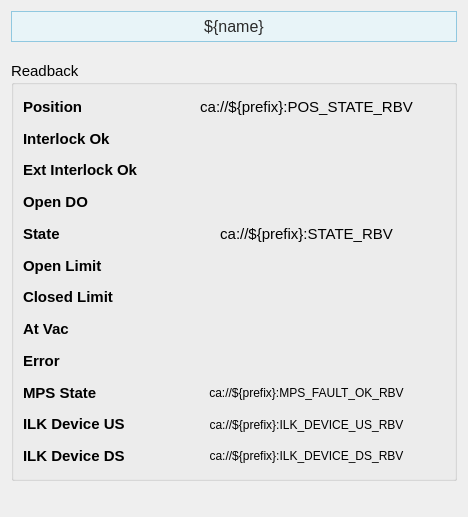
The window that pcdswidgets/static_ui/vacuum/valves/VGC_2S_detailed.ui (pcdshub/pcdswidgets) describes before a commit, drawn with Qt 5.
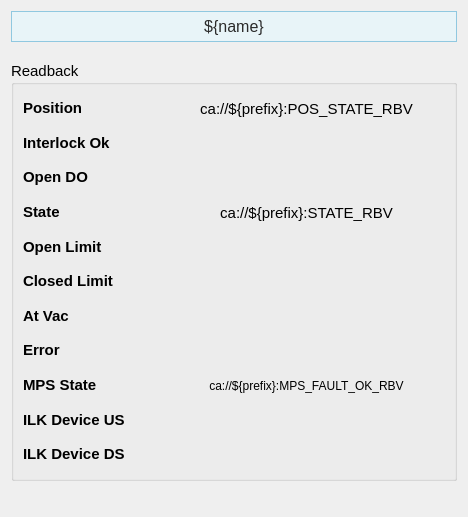
The same window after the commit. Custom widgets are drawn as their Qt base class.

```diff
--- a/pcdswidgets/static_ui/vacuum/valves/VGC_2S_detailed.ui
+++ b/pcdswidgets/static_ui/vacuum/valves/VGC_2S_detailed.ui
@@ -126,21 +126,6 @@
             </property>
            </widget>
           </item>
-          <item>
-           <widget class="QLabel" name="interlock_ok_label_8">
-            <property name="font">
-             <font>
-              <pointsize>11</pointsize>
-             </font>
-            </property>
-            <property name="styleSheet">
-             <string/>
-            </property>
-            <property name="text">
-             <string>&lt;html&gt;&lt;head/&gt;&lt;body&gt;&lt;p&gt;&lt;span style=&quot; font-weight:600;&quot;&gt;Ext Interlock Ok&lt;/span&gt;&lt;/p&gt;&lt;/body&gt;&lt;/html&gt;</string>
-            </property>
-           </widget>
-          </item>
           <item>
            <widget class="QLabel" name="interlock_ok_label_14">
             <property name="font">
@@ -339,22 +324,6 @@
             </property>
            </widget>
           </item>
-          <item>
-           <widget class="PyDMByteIndicator" name="PyDMByteIndicator">
-            <property name="toolTip">
-             <string/>
-            </property>
-            <property name="channel">
-             <string>ca://${prefix}:ILK_OK_RBV</string>
-            </property>
-            <property name="showLabels">
-             <bool>false</bool>
-            </property>
-            <property name="circles">
-             <bool>true</bool>
-            </property>
-           </widget>
-          </item>
           <item>
            <widget class="PyDMByteIndicator" name="PyDMByteIndicator_7">
             <property name="toolTip">
@@ -510,7 +479,7 @@
              <string/>
             </property>
             <property name="text">
-             <string>ca://${prefix}:ILK_DEVICE_US_RBV</string>
+             <string/>
             </property>
             <property name="alignment">
              <set>Qt::AlignCenter</set>
@@ -518,6 +487,9 @@
             <property name="channel">
              <string>ca://${prefix}:ILK_DEVICE_US_RBV</string>
             </property>
+            <property name="displayFormat">
+             <enum>PyDMLabel::String</enum>
+            </property>
            </widget>
           </item>
           <item>
@@ -531,7 +503,7 @@
              <string/>
             </property>
             <property name="text">
-             <string>ca://${prefix}:ILK_DEVICE_DS_RBV</string>
+             <string/>
             </property>
             <property name="alignment">
              <set>Qt::AlignCenter</set>
@@ -539,6 +511,9 @@
             <property name="channel">
              <string>ca://${prefix}:ILK_DEVICE_DS_RBV</string>
             </property>
+            <property name="displayFormat">
+             <enum>PyDMLabel::String</enum>
+            </property>
            </widget>
           </item>
          </layout>
```
